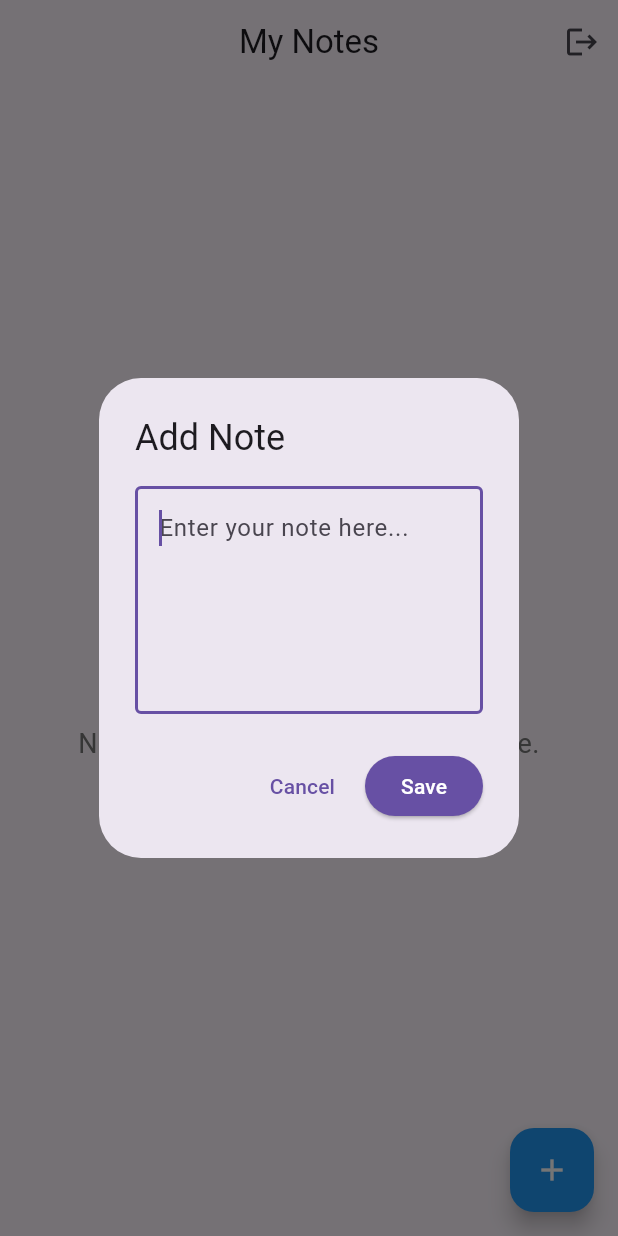
After one commit to IrakozeLoraine/notes_app, a Flutter app: the NotesScreen screen opened directly, after a tap on the "add" icon, on a phone screen of 412 x 824 dp. The commit adds this screen. Run offline on Flutter 3.47's test engine with Material 3 defaults, Android fonts, the phone set to English and light mode, and no system bars; our stand-ins replace cloud_firestore, equatable, firebase_auth, firebase_core, flutter_bloc, get_it; accounts and stored records are empty.

Commit message:
ft: add screen for notes

```diff
--- a/lib/presentation/screens/LoginScreen.dart
+++ b/lib/presentation/screens/LoginScreen.dart
@@ -1,6 +1,7 @@
 import 'package:flutter/material.dart';
 import 'package:flutter_bloc/flutter_bloc.dart';
 import 'package:notes/presentation/bloc/auth/auth_bloc.dart';
+import 'package:notes/presentation/screens/NotesScreen.dart';
 
 class LoginScreen extends StatefulWidget {
   const LoginScreen({super.key});
@@ -35,6 +36,10 @@ class _LoginScreenState extends State<LoginScreen> {
         listener: (context, state) {
           if (state is AuthAuthenticated) {
             // navigate to notes page
+            Navigator.pushReplacement(
+              context,
+              MaterialPageRoute(builder: (context) => const NotesScreen()),
+            );
           } else if (state is AuthError) {
             ScaffoldMessenger.of(context).showSnackBar(
               SnackBar(
--- /dev/null
+++ b/lib/presentation/screens/NotesScreen.dart
@@ -0,0 +1,211 @@
+import 'package:flutter/material.dart';
+import 'package:flutter_bloc/flutter_bloc.dart';
+import 'package:notes/domain/entities/note.dart';
+import 'package:notes/presentation/bloc/auth/auth_bloc.dart';
+import 'package:notes/presentation/bloc/notes/notes_bloc.dart';
+import 'package:notes/presentation/screens/LoginScreen.dart';
+import 'package:notes/presentation/widgets/loading_widget.dart';
+import 'package:notes/presentation/widgets/note_card.dart';
+import 'package:notes/presentation/widgets/note_dialog.dart';
+
+class NotesScreen extends StatefulWidget {
+  const NotesScreen({super.key});
+
+  @override
+  State<NotesScreen> createState() => _NotesScreenState();
+}
+
+class _NotesScreenState extends State<NotesScreen> {
+  @override
+  void initState() {
+    super.initState();
+    context.read<NotesBloc>().add(LoadNotes());
+  }
+
+  @override
+  Widget build(BuildContext context) {
+    return Scaffold(
+      appBar: AppBar(
+        title: const Text('My Notes'),
+        centerTitle: true,
+        actions: [
+          IconButton(
+            icon: const Icon(Icons.logout),
+            onPressed: () {
+              showDialog(
+                context: context,
+                builder: (context) => AlertDialog(
+                  title: const Text('Sign Out'),
+                  content: const Text('Are you sure you want to sign out?'),
+                  actions: [
+                    TextButton(
+                      onPressed: () => Navigator.pop(context),
+                      child: const Text('Cancel'),
+                    ),
+                    TextButton(
+                      onPressed: () {
+                        context.read<AuthBloc>().add(SignOutRequested());
+                        Navigator.pushReplacement(
+                          context,
+                          MaterialPageRoute(builder: (context) => const LoginScreen()),
+                        );
+                      },
+                      child: const Text('Sign Out'),
+                    ),
+                  ],
+                ),
+              );
+            },
+          ),
+        ],
+      ),
+      body: BlocConsumer<NotesBloc, NotesState>(
+        listener: (context, state) {
+          if (state is NotesOperationSuccess) {
+            ScaffoldMessenger.of(context).showSnackBar(
+              SnackBar(
+                content: Text(state.message),
+                backgroundColor: Colors.green,
+                behavior: SnackBarBehavior.floating,
+                duration: const Duration(seconds: 2),
+              ),
+            );
+          } else if (state is NotesError) {
+            ScaffoldMessenger.of(context).showSnackBar(
+              SnackBar(
+                content: Text(state.message),
+                backgroundColor: Colors.red,
+                behavior: SnackBarBehavior.floating,
+                duration: const Duration(seconds: 3),
+              ),
+            );
+          }
+        },
+        builder: (context, state) {
+          if (state is NotesLoading) {
+            return const LoadingWidget(message: 'Loading notes...');
+          }
+
+          if (state is NotesLoaded || state is NotesOperationSuccess) {
+            final notes = state is NotesLoaded
+                ? state.notes
+                : (state as NotesOperationSuccess).notes;
+
+            if (notes.isEmpty) {
+              return Center(
+                child: Column(
+                  mainAxisAlignment: MainAxisAlignment.center,
+                  children: [
+                    Icon(
+                      Icons.note_add_outlined,
+                      size: 80,
+                      color: Colors.grey[600],
+                    ),
+                    SizedBox(height: 32),
+                    Text(
+                      'Nothing here yet. Tap + to add a note.',
+                      style: TextStyle(
+                        fontSize: 18,
+                        color: Colors.grey[600],
+                      ),
+                      textAlign: TextAlign.center,
+                    ),
+                  ],
+                ),
+              );
+            }
+
+            return ListView.builder(
+              padding: const EdgeInsets.all(16),
+              itemCount: notes.length,
+              itemBuilder: (context, index) {
+                return NoteCard(
+                  note: notes[index],
+                  onEdit: (note) => _showNoteDialog(note: note),
+                  onDelete: (noteId) => _showDeleteDialog(noteId),
+                );
+              },
+            );
+          }
+
+          if (state is NotesError) {
+            return Center(
+              child: Column(
+                mainAxisAlignment: MainAxisAlignment.center,
+                children: [
+                  const Icon(
+                    Icons.error_outline,
+                    size: 80,
+                    color: Colors.red,
+                  ),
+                  const SizedBox(height: 16),
+                  Text(
+                    'Error: ${state.message}',
+                    style: const TextStyle(fontSize: 16),
+                    textAlign: TextAlign.center,
+                  ),
+                  const SizedBox(height: 16),
+                  ElevatedButton(
+                    onPressed: () {
+                      context.read<NotesBloc>().add(LoadNotes());
+                    },
+                    child: const Text('Retry'),
+                  ),
+                ],
+              ),
+            );
+          }
+
+          return const SizedBox.shrink();
+        },
+      ),
+      floatingActionButton: FloatingActionButton(
+        onPressed: () => _showNoteDialog(),
+        backgroundColor: Colors.blue,
+        child: const Icon(Icons.add, color: Colors.white),
+      ),
+    );
+  }
+
+  void _showNoteDialog({Note? note}) {
+    showDialog(
+      context: context,
+      builder: (context) => NoteDialog(
+        note: note,
+        onSave: (text) {
+          if (note == null) {
+            context.read<NotesBloc>().add(AddNoteEvent(text: text));
+          } else {
+            context.read<NotesBloc>().add(
+              UpdateNoteEvent(id: note.id, text: text),
+            );
+          }
+        },
+      ),
+    );
+  }
+
+  void _showDeleteDialog(String noteId) {
+    showDialog(
+      context: context,
+      builder: (context) => AlertDialog(
+        title: const Text('Delete Note'),
+        content: const Text('Are you sure you want to delete this note?'),
+        actions: [
+          TextButton(
+            onPressed: () => Navigator.pop(context),
+            child: const Text('Cancel'),
+          ),
+          TextButton(
+            onPressed: () {
+              Navigator.pop(context);
+              context.read<NotesBloc>().add(DeleteNoteEvent(id: noteId));
+            },
+            style: TextButton.styleFrom(foregroundColor: Colors.red),
+            child: const Text('Delete'),
+          ),
+        ],
+      ),
+    );
+  }
+}
--- /dev/null
+++ b/lib/presentation/widgets/note_dialog.dart
@@ -0,0 +1,77 @@
+import 'package:flutter/material.dart';
+import 'package:notes/domain/entities/note.dart';
+
+class NoteDialog extends StatefulWidget {
+  final Note? note;
+  final Function(String) onSave;
+
+  const NoteDialog({
+    super.key,
+    this.note,
+    required this.onSave,
+  });
+
+  @override
+  State<NoteDialog> createState() => _NoteDialogState();
+}
+
+class _NoteDialogState extends State<NoteDialog> {
+  late TextEditingController _controller;
+  final _formKey = GlobalKey<FormState>();
+
+  @override
+  void initState() {
+    super.initState();
+    _controller = TextEditingController(text: widget.note?.text ?? '');
+  }
+
+  @override
+  void dispose() {
+    _controller.dispose();
+    super.dispose();
+  }
+
+  @override
+  Widget build(BuildContext context) {
+    return AlertDialog(
+      title: Text(widget.note == null ? 'Add Note' : 'Edit Note'),
+      content: Form(
+        key: _formKey,
+        child: TextFormField(
+          controller: _controller,
+          decoration: const InputDecoration(
+            hintText: 'Enter your note here...',
+            border: OutlineInputBorder(),
+          ),
+          maxLines: 5,
+          validator: (value) {
+            if (value == null || value.trim().isEmpty) {
+              return 'Please enter some text';
+            }
+            return null;
+          },
+          autofocus: true,
+        ),
+      ),
+      actions: [
+        TextButton(
+          onPressed: () => Navigator.pop(context),
+          child: const Text('Cancel'),
+        ),
+        ElevatedButton(
+          onPressed: () {
+            if (_formKey.currentState!.validate()) {
+              widget.onSave(_controller.text.trim());
+              Navigator.pop(context);
+            }
+          },
+          style: ElevatedButton.styleFrom(
+            foregroundColor: Theme.of(context).colorScheme.onPrimary,
+            backgroundColor: Theme.of(context).primaryColor,
+          ),
+          child: const Text('Save'),
+        ),
+      ],
+    );
+  }
+}
```
Also changed, not shown: lib/presentation/widgets/loading_widget.dart (added, +26 -0 lines), lib/presentation/widgets/note_card.dart (added, +51 -0 lines).
